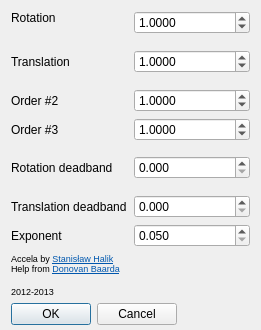
This is ftnoir_filter_accela/ftnoir_accela_filtercontrols.ui in opentrack/opentrack as Qt 5 draws it before an edit. The edited form follows.
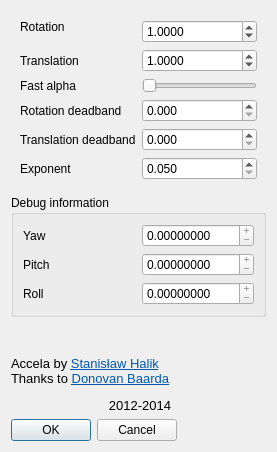
This is the edited form. Icons and pictures are not drawn.

Commit message:
use moving average in accela over N seconds
Also add showing alphas in UI for configuration's sake.

Hopefully update wiki soon enough.

The edit to the form file:
```diff
--- a/ftnoir_filter_accela/ftnoir_accela_filtercontrols.ui
+++ b/ftnoir_filter_accela/ftnoir_accela_filtercontrols.ui
@@ -9,28 +9,10 @@
    <rect>
     <x>0</x>
     <y>0</y>
-    <width>261</width>
-    <height>330</height>
+    <width>277</width>
+    <height>447</height>
    </rect>
   </property>
-  <property name="sizePolicy">
-   <sizepolicy hsizetype="Preferred" vsizetype="Preferred">
-    <horstretch>0</horstretch>
-    <verstretch>0</verstretch>
-   </sizepolicy>
-  </property>
-  <property name="minimumSize">
-   <size>
-    <width>0</width>
-    <height>0</height>
-   </size>
-  </property>
-  <property name="maximumSize">
-   <size>
-    <width>6667</width>
-    <height>6666</height>
-   </size>
-  </property>
   <property name="windowTitle">
    <string>Accela filter settings</string>
   </property>
@@ -38,186 +20,345 @@
    <iconset resource="../ftnoir_filter_ewma2/ewma-filter.qrc">
     <normaloff>:/images/filter-16.png</normaloff>:/images/filter-16.png</iconset>
   </property>
-  <property name="layoutDirection">
-   <enum>Qt::LeftToRight</enum>
-  </property>
-  <property name="autoFillBackground">
-   <bool>false</bool>
-  </property>
-  <property name="styleSheet">
-   <string notr="true"/>
-  </property>
-  <layout class="QGridLayout" name="gridLayout">
-   <property name="bottomMargin">
-    <number>5</number>
-   </property>
-   <property name="horizontalSpacing">
-    <number>7</number>
-   </property>
-   <item row="2" column="0">
-    <widget class="QLabel" name="label_3">
-     <property name="sizePolicy">
-      <sizepolicy hsizetype="Fixed" vsizetype="Expanding">
-       <horstretch>0</horstretch>
-       <verstretch>0</verstretch>
-      </sizepolicy>
+  <layout class="QVBoxLayout" name="verticalLayout">
+   <item>
+    <widget class="QFrame" name="frame">
+     <property name="frameShape">
+      <enum>QFrame::NoFrame</enum>
      </property>
-     <property name="text">
-      <string>Translation</string>
+     <property name="frameShadow">
+      <enum>QFrame::Raised</enum>
      </property>
-    </widget>
-   </item>
-   <item row="0" column="1">
-    <widget class="QDoubleSpinBox" name="rotation_alpha">
-     <property name="sizePolicy">
-      <sizepolicy hsizetype="Expanding" vsizetype="Maximum">
-       <horstretch>0</horstretch>
-       <verstretch>0</verstretch>
-      </sizepolicy>
-     </property>
-     <property name="alignment">
-      <set>Qt::AlignLeading|Qt::AlignLeft|Qt::AlignVCenter</set>
-     </property>
-     <property name="correctionMode">
-      <enum>QAbstractSpinBox::CorrectToPreviousValue</enum>
-     </property>
-     <property name="decimals">
-      <number>4</number>
-     </property>
-     <property name="minimum">
-      <double>0.100000000000000</double>
-     </property>
-     <property name="maximum">
-      <double>65535.000000000000000</double>
-     </property>
-     <property name="value">
-      <double>1.000000000000000</double>
-     </property>
-    </widget>
-   </item>
-   <item row="0" column="0">
-    <widget class="QLabel" name="label_2">
-     <property name="sizePolicy">
-      <sizepolicy hsizetype="Preferred" vsizetype="Preferred">
-       <horstretch>0</horstretch>
-       <verstretch>0</verstretch>
-      </sizepolicy>
-     </property>
-     <property name="text">
-      <string>Rotation</string>
-     </property>
-     <property name="alignment">
-      <set>Qt::AlignLeading|Qt::AlignLeft|Qt::AlignTop</set>
-     </property>
-    </widget>
-   </item>
-   <item row="7" column="0">
-    <widget class="QLabel" name="label_10">
-     <property name="text">
-      <string>Exponent</string>
-     </property>
-    </widget>
-   </item>
-   <item row="4" column="0">
-    <widget class="QLabel" name="label_12">
-     <property name="text">
-      <string>Order #3</string>
-     </property>
-    </widget>
-   </item>
-   <item row="2" column="1">
-    <widget class="QDoubleSpinBox" name="translation_alpha">
-     <property name="sizePolicy">
-      <sizepolicy hsizetype="Expanding" vsizetype="Maximum">
-       <horstretch>0</horstretch>
-       <verstretch>0</verstretch>
-      </sizepolicy>
-     </property>
-     <property name="alignment">
-      <set>Qt::AlignLeading|Qt::AlignLeft|Qt::AlignVCenter</set>
-     </property>
-     <property name="decimals">
-      <number>4</number>
-     </property>
-     <property name="minimum">
-      <double>0.100000000000000</double>
-     </property>
-     <property name="maximum">
-      <double>65535.000000000000000</double>
-     </property>
-     <property name="value">
-      <double>1.000000000000000</double>
-     </property>
-    </widget>
-   </item>
-   <item row="3" column="0">
-    <widget class="QLabel" name="label_11">
-     <property name="text">
-      <string>Order #2</string>
-     </property>
-    </widget>
-   </item>
-   <item row="5" column="1">
-    <widget class="QDoubleSpinBox" name="rot_deadzone">
-     <property name="sizePolicy">
-      <sizepolicy hsizetype="Expanding" vsizetype="Maximum">
-       <horstretch>0</horstretch>
-       <verstretch>0</verstretch>
-      </sizepolicy>
-     </property>
-     <property name="alignment">
-      <set>Qt::AlignLeading|Qt::AlignLeft|Qt::AlignVCenter</set>
-     </property>
-     <property name="decimals">
-      <number>3</number>
-     </property>
-     <property name="minimum">
-      <double>0.000000000000000</double>
-     </property>
-     <property name="maximum">
-      <double>100.000000000000000</double>
-     </property>
-     <property name="singleStep">
-      <double>0.050000000000000</double>
-     </property>
-     <property name="value">
-      <double>0.000000000000000</double>
-     </property>
-    </widget>
-   </item>
-   <item row="5" column="0">
-    <widget class="QLabel" name="lblSensYaw_6">
-     <property name="sizePolicy">
-      <sizepolicy hsizetype="Fixed" vsizetype="Expanding">
-       <horstretch>0</horstretch>
-       <verstretch>0</verstretch>
-      </sizepolicy>
-     </property>
-     <property name="minimumSize">
-      <size>
-       <width>25</width>
-       <height>0</height>
-      </size>
-     </property>
-     <property name="maximumSize">
-      <size>
-       <width>150</width>
-       <height>16777215</height>
-      </size>
-     </property>
-     <property name="styleSheet">
-      <string notr="true">color:#0;
+     <layout class="QGridLayout" name="gridLayout_3">
+      <item row="0" column="0">
+       <widget class="QLabel" name="label_2">
+        <property name="sizePolicy">
+         <sizepolicy hsizetype="Preferred" vsizetype="Minimum">
+          <horstretch>0</horstretch>
+          <verstretch>0</verstretch>
+         </sizepolicy>
+        </property>
+        <property name="text">
+         <string>Rotation</string>
+        </property>
+        <property name="alignment">
+         <set>Qt::AlignLeading|Qt::AlignLeft|Qt::AlignTop</set>
+        </property>
+       </widget>
+      </item>
+      <item row="0" column="1">
+       <widget class="QDoubleSpinBox" name="rotation_alpha">
+        <property name="alignment">
+         <set>Qt::AlignLeading|Qt::AlignLeft|Qt::AlignVCenter</set>
+        </property>
+        <property name="correctionMode">
+         <enum>QAbstractSpinBox::CorrectToPreviousValue</enum>
+        </property>
+        <property name="decimals">
+         <number>4</number>
+        </property>
+        <property name="minimum">
+         <double>0.100000000000000</double>
+        </property>
+        <property name="maximum">
+         <double>65535.000000000000000</double>
+        </property>
+        <property name="value">
+         <double>1.000000000000000</double>
+        </property>
+       </widget>
+      </item>
+      <item row="1" column="0">
+       <widget class="QLabel" name="label_3">
+        <property name="sizePolicy">
+         <sizepolicy hsizetype="Preferred" vsizetype="Minimum">
+          <horstretch>0</horstretch>
+          <verstretch>0</verstretch>
+         </sizepolicy>
+        </property>
+        <property name="text">
+         <string>Translation</string>
+        </property>
+       </widget>
+      </item>
+      <item row="1" column="1">
+       <widget class="QDoubleSpinBox" name="translation_alpha">
+        <property name="alignment">
+         <set>Qt::AlignLeading|Qt::AlignLeft|Qt::AlignVCenter</set>
+        </property>
+        <property name="decimals">
+         <number>4</number>
+        </property>
+        <property name="minimum">
+         <double>0.100000000000000</double>
+        </property>
+        <property name="maximum">
+         <double>65535.000000000000000</double>
+        </property>
+        <property name="value">
+         <double>1.000000000000000</double>
+        </property>
+       </widget>
+      </item>
+      <item row="2" column="0">
+       <widget class="QLabel" name="label_11">
+        <property name="sizePolicy">
+         <sizepolicy hsizetype="Preferred" vsizetype="Minimum">
+          <horstretch>0</horstretch>
+          <verstretch>0</verstretch>
+         </sizepolicy>
+        </property>
+        <property name="text">
+         <string>Fast alpha</string>
+        </property>
+       </widget>
+      </item>
+      <item row="2" column="1">
+       <widget class="QSlider" name="ui_fast_alpha">
+        <property name="maximum">
+         <number>100</number>
+        </property>
+        <property name="pageStep">
+         <number>8</number>
+        </property>
+        <property name="orientation">
+         <enum>Qt::Horizontal</enum>
+        </property>
+       </widget>
+      </item>
+      <item row="3" column="0">
+       <widget class="QLabel" name="lblSensYaw_6">
+        <property name="sizePolicy">
+         <sizepolicy hsizetype="Preferred" vsizetype="Minimum">
+          <horstretch>0</horstretch>
+          <verstretch>0</verstretch>
+         </sizepolicy>
+        </property>
+        <property name="styleSheet">
+         <string notr="true">color:#0;
 background:none;</string>
+        </property>
+        <property name="text">
+         <string>Rotation deadband</string>
+        </property>
+       </widget>
+      </item>
+      <item row="3" column="1">
+       <widget class="QDoubleSpinBox" name="rot_deadzone">
+        <property name="alignment">
+         <set>Qt::AlignLeading|Qt::AlignLeft|Qt::AlignVCenter</set>
+        </property>
+        <property name="decimals">
+         <number>3</number>
+        </property>
+        <property name="minimum">
+         <double>0.000000000000000</double>
+        </property>
+        <property name="maximum">
+         <double>100.000000000000000</double>
+        </property>
+        <property name="singleStep">
+         <double>0.050000000000000</double>
+        </property>
+        <property name="value">
+         <double>0.000000000000000</double>
+        </property>
+       </widget>
+      </item>
+      <item row="4" column="0">
+       <widget class="QLabel" name="label">
+        <property name="sizePolicy">
+         <sizepolicy hsizetype="Preferred" vsizetype="Minimum">
+          <horstretch>0</horstretch>
+          <verstretch>0</verstretch>
+         </sizepolicy>
+        </property>
+        <property name="text">
+         <string>Translation deadband</string>
+        </property>
+       </widget>
+      </item>
+      <item row="4" column="1">
+       <widget class="QDoubleSpinBox" name="trans_deadzone">
+        <property name="alignment">
+         <set>Qt::AlignLeading|Qt::AlignLeft|Qt::AlignVCenter</set>
+        </property>
+        <property name="decimals">
+         <number>3</number>
+        </property>
+        <property name="minimum">
+         <double>0.000000000000000</double>
+        </property>
+        <property name="maximum">
+         <double>100.000000000000000</double>
+        </property>
+        <property name="singleStep">
+         <double>0.050000000000000</double>
+        </property>
+        <property name="value">
+         <double>0.000000000000000</double>
+        </property>
+       </widget>
+      </item>
+      <item row="5" column="0">
+       <widget class="QLabel" name="label_10">
+        <property name="sizePolicy">
+         <sizepolicy hsizetype="Preferred" vsizetype="Minimum">
+          <horstretch>0</horstretch>
+          <verstretch>0</verstretch>
+         </sizepolicy>
+        </property>
+        <property name="text">
+         <string>Exponent</string>
+        </property>
+       </widget>
+      </item>
+      <item row="5" column="1">
+       <widget class="QDoubleSpinBox" name="expt">
+        <property name="decimals">
+         <number>3</number>
+        </property>
+        <property name="minimum">
+         <double>0.050000000000000</double>
+        </property>
+        <property name="maximum">
+         <double>100.000000000000000</double>
+        </property>
+        <property name="singleStep">
+         <double>0.050000000000000</double>
+        </property>
+       </widget>
+      </item>
+     </layout>
+    </widget>
+   </item>
+   <item>
+    <widget class="QGroupBox" name="groupBox">
+     <property name="title">
+      <string>Debug information</string>
      </property>
-     <property name="text">
-      <string>Rotation deadband</string>
-     </property>
+     <layout class="QGridLayout" name="gridLayout_2">
+      <item row="0" column="0">
+       <widget class="QLabel" name="label_7">
+        <property name="sizePolicy">
+         <sizepolicy hsizetype="Minimum" vsizetype="Preferred">
+          <horstretch>0</horstretch>
+          <verstretch>0</verstretch>
+         </sizepolicy>
+        </property>
+        <property name="text">
+         <string>Yaw</string>
+        </property>
+       </widget>
+      </item>
+      <item row="1" column="0">
+       <widget class="QLabel" name="label_6">
+        <property name="sizePolicy">
+         <sizepolicy hsizetype="Minimum" vsizetype="Preferred">
+          <horstretch>0</horstretch>
+          <verstretch>0</verstretch>
+         </sizepolicy>
+        </property>
+        <property name="text">
+         <string>Pitch</string>
+        </property>
+       </widget>
+      </item>
+      <item row="2" column="0">
+       <widget class="QLabel" name="label_5">
+        <property name="sizePolicy">
+         <sizepolicy hsizetype="Minimum" vsizetype="Preferred">
+          <horstretch>0</horstretch>
+          <verstretch>0</verstretch>
+         </sizepolicy>
+        </property>
+        <property name="text">
+         <string>Roll</string>
+        </property>
+       </widget>
+      </item>
+      <item row="0" column="1">
+       <widget class="QDoubleSpinBox" name="debug_y">
+        <property name="sizePolicy">
+         <sizepolicy hsizetype="Preferred" vsizetype="Fixed">
+          <horstretch>0</horstretch>
+          <verstretch>0</verstretch>
+         </sizepolicy>
+        </property>
+        <property name="readOnly">
+         <bool>true</bool>
+        </property>
+        <property name="buttonSymbols">
+         <enum>QAbstractSpinBox::PlusMinus</enum>
+        </property>
+        <property name="decimals">
+         <number>8</number>
+        </property>
+        <property name="maximum">
+         <double>99.000000000000000</double>
+        </property>
+        <property name="singleStep">
+         <double>0.000000000000000</double>
+        </property>
+       </widget>
+      </item>
+      <item row="1" column="1">
+       <widget class="QDoubleSpinBox" name="debug_p">
+        <property name="sizePolicy">
+         <sizepolicy hsizetype="Preferred" vsizetype="Fixed">
+          <horstretch>0</horstretch>
+          <verstretch>0</verstretch>
+         </sizepolicy>
+        </property>
+        <property name="readOnly">
+         <bool>true</bool>
+        </property>
+        <property name="buttonSymbols">
+         <enum>QAbstractSpinBox::PlusMinus</enum>
+        </property>
+        <property name="decimals">
+         <number>8</number>
+        </property>
+        <property name="maximum">
+         <double>99.000000000000000</double>
+        </property>
+        <property name="singleStep">
+         <double>0.000000000000000</double>
+        </property>
+       </widget>
+      </item>
+      <item row="2" column="1">
+       <widget class="QDoubleSpinBox" name="debug_r">
+        <property name="sizePolicy">
+         <sizepolicy hsizetype="Preferred" vsizetype="Fixed">
+          <horstretch>0</horstretch>
+          <verstretch>0</verstretch>
+         </sizepolicy>
+        </property>
+        <property name="readOnly">
+         <bool>true</bool>
+        </property>
+        <property name="buttonSymbols">
+         <enum>QAbstractSpinBox::PlusMinus</enum>
+        </property>
+        <property name="decimals">
+         <number>8</number>
+        </property>
+        <property name="maximum">
+         <double>99.000000000000000</double>
+        </property>
+        <property name="singleStep">
+         <double>0.000000000000000</double>
+        </property>
+       </widget>
+      </item>
+     </layout>
     </widget>
    </item>
-   <item row="8" column="0" colspan="2">
+   <item>
     <widget class="QLabel" name="label_9">
      <property name="sizePolicy">
-      <sizepolicy hsizetype="Expanding" vsizetype="Fixed">
+      <sizepolicy hsizetype="Maximum" vsizetype="Maximum">
        <horstretch>0</horstretch>
        <verstretch>0</verstretch>
       </sizepolicy>
@@ -231,7 +372,7 @@
       <enum>QFrame::NoFrame</enum>
      </property>
      <property name="text">
-      <string>&lt;html&gt;&lt;head/&gt;&lt;body&gt;&lt;p align=&quot;justify&quot;&gt;Accela by &lt;a href=&quot;https://github.com/sthalik&quot;&gt;&lt;span style=&quot; text-decoration: underline; color:#0057ae;&quot;&gt;Stanisław Halik&lt;/span&gt;&lt;/a&gt;&lt;br/&gt;Help from &lt;a href=&quot;https://github.com/dbaarda&quot;&gt;&lt;span style=&quot; text-decoration: underline; color:#0057ae;&quot;&gt;Donovan Baarda&lt;/span&gt;&lt;/a&gt;&lt;/p&gt;&lt;p align=&quot;justify&quot;&gt;2012-2013&lt;/p&gt;&lt;/body&gt;&lt;/html&gt;</string>
+      <string>&lt;html&gt;&lt;head/&gt;&lt;body&gt;&lt;p align=&quot;justify&quot;&gt;&lt;br/&gt;&lt;/p&gt;&lt;p align=&quot;justify&quot;&gt;&lt;span style=&quot; font-size:10pt;&quot;&gt;Accela by &lt;/span&gt;&lt;a href=&quot;https://github.com/sthalik&quot;&gt;&lt;span style=&quot; font-size:10pt; text-decoration: underline; color:#0057ae;&quot;&gt;Stanisław Halik&lt;/span&gt;&lt;/a&gt;&lt;span style=&quot; font-size:10pt;&quot;&gt;&lt;br/&gt;Thanks to &lt;/span&gt;&lt;a href=&quot;https://github.com/dbaarda&quot;&gt;&lt;span style=&quot; font-size:10pt; text-decoration: underline; color:#0057ae;&quot;&gt;Donovan Baarda&lt;/span&gt;&lt;/a&gt;&lt;/p&gt;&lt;p align=&quot;right&quot;&gt;&lt;span style=&quot; font-size:10pt;&quot;&gt;2012-2014&lt;/span&gt;&lt;/p&gt;&lt;/body&gt;&lt;/html&gt;</string>
      </property>
      <property name="textFormat">
       <enum>Qt::RichText</enum>
@@ -259,29 +400,7 @@
      </property>
     </widget>
    </item>
-   <item row="7" column="1">
-    <widget class="QDoubleSpinBox" name="expt">
-     <property name="sizePolicy">
-      <sizepolicy hsizetype="Expanding" vsizetype="Fixed">
-       <horstretch>0</horstretch>
-       <verstretch>0</verstretch>
-      </sizepolicy>
-     </property>
-     <property name="decimals">
-      <number>3</number>
-     </property>
-     <property name="minimum">
-      <double>0.050000000000000</double>
-     </property>
-     <property name="maximum">
-      <double>100.000000000000000</double>
-     </property>
-     <property name="singleStep">
-      <double>0.050000000000000</double>
-     </property>
-    </widget>
-   </item>
-   <item row="9" column="0" colspan="2">
+   <item>
     <widget class="QDialogButtonBox" name="buttonBox">
      <property name="sizePolicy">
       <sizepolicy hsizetype="Maximum" vsizetype="Maximum">
@@ -294,97 +413,6 @@
      </property>
     </widget>
    </item>
-   <item row="4" column="1">
-    <widget class="QDoubleSpinBox" name="order_3rd">
-     <property name="sizePolicy">
-      <sizepolicy hsizetype="Expanding" vsizetype="Maximum">
-       <horstretch>0</horstretch>
-       <verstretch>0</verstretch>
-      </sizepolicy>
-     </property>
-     <property name="alignment">
-      <set>Qt::AlignLeading|Qt::AlignLeft|Qt::AlignVCenter</set>
-     </property>
-     <property name="correctionMode">
-      <enum>QAbstractSpinBox::CorrectToPreviousValue</enum>
-     </property>
-     <property name="decimals">
-      <number>4</number>
-     </property>
-     <property name="minimum">
-      <double>0.100000000000000</double>
-     </property>
-     <property name="maximum">
-      <double>65535.000000000000000</double>
-     </property>
-     <property name="value">
-      <double>1.000000000000000</double>
-     </property>
-    </widget>
-   </item>
-   <item row="3" column="1">
-    <widget class="QDoubleSpinBox" name="order_2nd">
-     <property name="sizePolicy">
-      <sizepolicy hsizetype="Expanding" vsizetype="Maximum">
-       <horstretch>0</horstretch>
-       <verstretch>0</verstretch>
-      </sizepolicy>
-     </property>
-     <property name="alignment">
-      <set>Qt::AlignLeading|Qt::AlignLeft|Qt::AlignVCenter</set>
-     </property>
-     <property name="correctionMode">
-      <enum>QAbstractSpinBox::CorrectToPreviousValue</enum>
-     </property>
-     <property name="decimals">
-      <number>4</number>
-     </property>
-     <property name="minimum">
-      <double>0.100000000000000</double>
-     </property>
-     <property name="maximum">
-      <double>65535.000000000000000</double>
-     </property>
-     <property name="value">
-      <double>1.000000000000000</double>
-     </property>
-    </widget>
-   </item>
-   <item row="6" column="0">
-    <widget class="QLabel" name="label">
-     <property name="text">
-      <string>Translation deadband</string>
-     </property>
-    </widget>
-   </item>
-   <item row="6" column="1">
-    <widget class="QDoubleSpinBox" name="trans_deadzone">
-     <property name="sizePolicy">
-      <sizepolicy hsizetype="Expanding" vsizetype="Maximum">
-       <horstretch>0</horstretch>
-       <verstretch>0</verstretch>
-      </sizepolicy>
-     </property>
-     <property name="alignment">
-      <set>Qt::AlignLeading|Qt::AlignLeft|Qt::AlignVCenter</set>
-     </property>
-     <property name="decimals">
-      <number>3</number>
-     </property>
-     <property name="minimum">
-      <double>0.000000000000000</double>
-     </property>
-     <property name="maximum">
-      <double>100.000000000000000</double>
-     </property>
-     <property name="singleStep">
-      <double>0.050000000000000</double>
-     </property>
-     <property name="value">
-      <double>0.000000000000000</double>
-     </property>
-    </widget>
-   </item>
   </layout>
  </widget>
  <tabstops>
```
Left out of the diff: 7 changed lines with no effect on the pictures. The commit also changes 4 other files.
